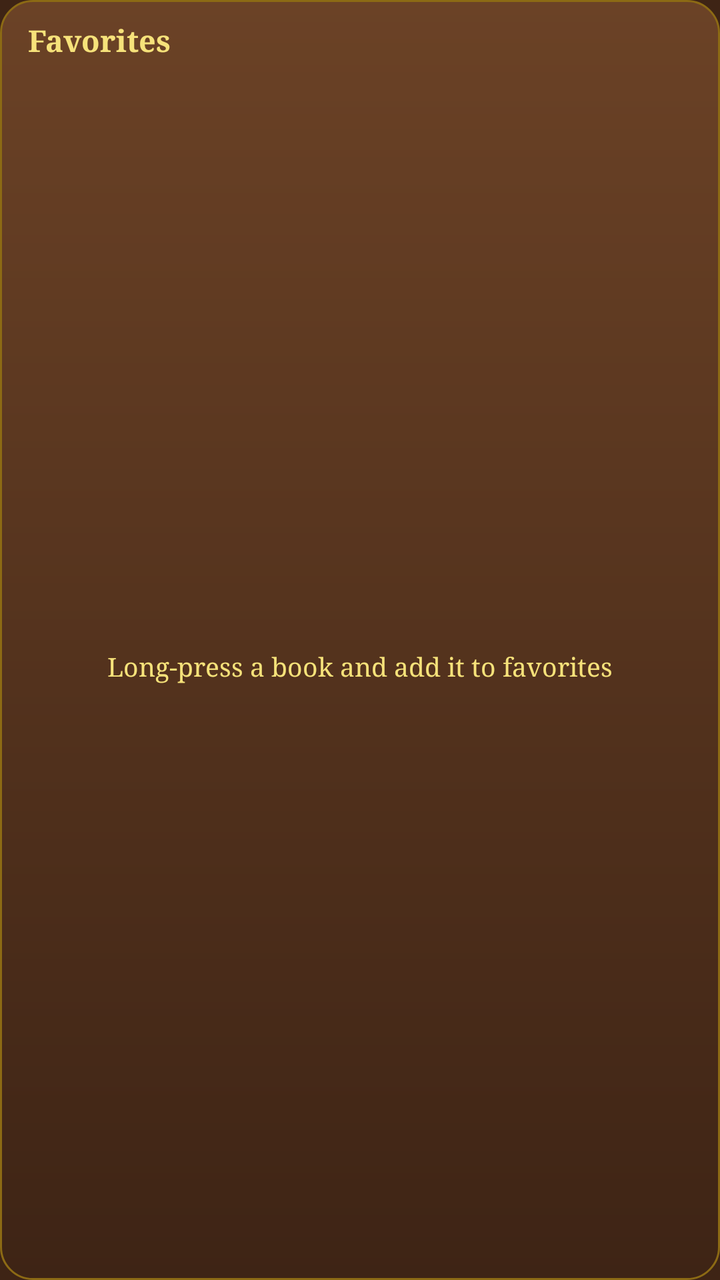
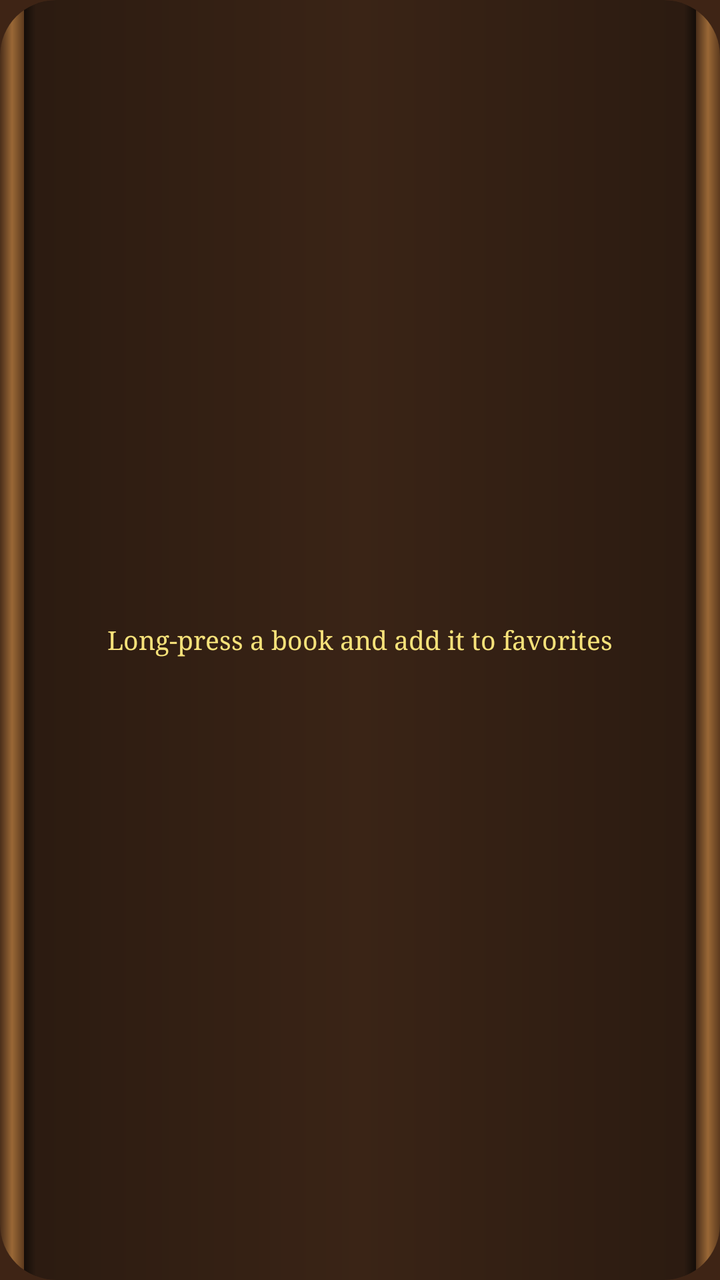

Compare the two renders of this Android layout. The source of the first and the diff that turns it into the second are given below.
<!-- AndroidManifest.xml: application theme Theme.Ready -->
<!-- res/layout/widget_favorites.xml -->
<?xml version="1.0" encoding="utf-8"?>
<LinearLayout xmlns:android="http://schemas.android.com/apk/res/android"
    android:layout_width="match_parent"
    android:layout_height="match_parent"
    android:background="@drawable/widget_bg"
    android:orientation="vertical"
    android:padding="10dp">

    <TextView
        android:id="@+id/header"
        android:layout_width="match_parent"
        android:layout_height="wrap_content"
        android:fontFamily="serif"
        android:paddingBottom="6dp"
        android:paddingEnd="4dp"
        android:paddingStart="4dp"
        android:text="@string/favorites"
        android:textColor="@color/gold_light"
        android:textSize="15sp"
        android:textStyle="bold" />

    <FrameLayout
        android:layout_width="match_parent"
        android:layout_height="0dp"
        android:layout_weight="1">

        <GridView
            android:id="@+id/grid"
            android:layout_width="match_parent"
            android:layout_height="match_parent"
            android:columnWidth="72dp"
            android:horizontalSpacing="8dp"
            android:numColumns="auto_fit"
            android:stretchMode="columnWidth"
            android:verticalSpacing="8dp" />

        <TextView
            android:id="@+id/empty"
            android:layout_width="match_parent"
            android:layout_height="match_parent"
            android:fontFamily="serif"
            android:gravity="center"
            android:text="@string/widget_empty"
            android:textColor="@color/gold_light"
            android:textSize="13sp" />
    </FrameLayout>
</LinearLayout>
<!-- resources referenced by this layout -->
<resources>
  <color name="gold_light">#FFF6E27A</color>
  <!-- drawable widget_bg (drawable) -->
  <?xml version="1.0" encoding="utf-8"?>
  <shape xmlns:android="http://schemas.android.com/apk/res/android">
      <corners android:radius="16dp" />
      <gradient
          android:angle="270"
          android:endColor="@color/wood_dark"
          android:startColor="@color/wood" />
      <stroke
          android:width="1dp"
          android:color="@color/gold_dark" />
  </shape>
  <string name="favorites">Favorites</string>
  <string name="widget_empty">Long-press a book and add it to favorites</string>
  <style name="Theme.Ready" parent="Theme.MaterialComponents.NoActionBar">
          <item name="colorPrimary">@color/gold</item>
          <item name="colorPrimaryVariant">@color/gold_dark</item>
          <item name="colorOnPrimary">@color/black</item>
          <item name="colorSecondary">@color/gold</item>
          <item name="colorSecondaryVariant">@color/gold_dark</item>
          <item name="colorOnSecondary">@color/black</item>
          <item name="android:windowBackground">@color/wood_dark</item>
      </style>
  <color name="wood_dark">#FF3E2415</color>
  <color name="wood">#FF6B4226</color>
  <color name="gold_dark">#FF8C6A14</color>
  <color name="gold">#FFD4AF37</color>
  <color name="black">#FF000000</color>
</resources>

<!-- the commit's change to res/layout/widget_favorites.xml (unified diff, before → after) -->
@@ -1,47 +1,49 @@
 <?xml version="1.0" encoding="utf-8"?>
-<LinearLayout xmlns:android="http://schemas.android.com/apk/res/android"
+<FrameLayout xmlns:android="http://schemas.android.com/apk/res/android"
+    xmlns:tools="http://schemas.android.com/tools"
+    android:id="@android:id/background"
     android:layout_width="match_parent"
     android:layout_height="match_parent"
     android:background="@drawable/widget_bg"
-    android:orientation="vertical"
-    android:padding="10dp">
+    android:clipToOutline="true"
+    tools:targetApi="31">
+
+    <ListView
+        android:id="@+id/shelves"
+        android:layout_width="match_parent"
+        android:layout_height="match_parent"
+        android:divider="@null"
+        android:dividerHeight="0dp"
+        android:listSelector="@android:color/transparent"
+        android:paddingEnd="11dp"
+        android:paddingStart="11dp"
+        android:scrollbars="none" />
 
     <TextView
-        android:id="@+id/header"
+        android:id="@+id/empty"
         android:layout_width="match_parent"
-        android:layout_height="wrap_content"
+        android:layout_height="match_parent"
         android:fontFamily="serif"
-        android:paddingBottom="6dp"
-        android:paddingEnd="4dp"
-        android:paddingStart="4dp"
-        android:text="@string/favorites"
+        android:gravity="center"
+        android:paddingEnd="20dp"
+        android:paddingStart="20dp"
+        android:text="@string/widget_empty"
         android:textColor="@color/gold_light"
-        android:textSize="15sp"
-        android:textStyle="bold" />
+        android:textSize="13sp" />
 
-    <FrameLayout
-        android:layout_width="match_parent"
-        android:layout_height="0dp"
-        android:layout_weight="1">
+    <ImageView
+        android:layout_width="18dp"
+        android:layout_height="match_parent"
+        android:layout_gravity="left"
+        android:background="@drawable/widget_post_left"
+        android:importantForAccessibility="no"
+        tools:ignore="RtlHardcoded" />
 
-        <GridView
-            android:id="@+id/grid"
-            android:layout_width="match_parent"
-            android:layout_height="match_parent"
-            android:columnWidth="72dp"
-            android:horizontalSpacing="8dp"
-            android:numColumns="auto_fit"
-            android:stretchMode="columnWidth"
-            android:verticalSpacing="8dp" />
-
-        <TextView
-            android:id="@+id/empty"
-            android:layout_width="match_parent"
-            android:layout_height="match_parent"
-            android:fontFamily="serif"
-            android:gravity="center"
-            android:text="@string/widget_empty"
-            android:textColor="@color/gold_light"
-            android:textSize="13sp" />
-    </FrameLayout>
-</LinearLayout>
+    <ImageView
+        android:layout_width="18dp"
+        android:layout_height="match_parent"
+        android:layout_gravity="right"
+        android:background="@drawable/widget_post_right"
+        android:importantForAccessibility="no"
+        tools:ignore="RtlHardcoded" />
+</FrameLayout>
<!-- resource entries referenced after the edit -->
@@ -4,16 +4,55 @@
   <!-- drawable widget_bg (drawable) -->
   <?xml version="1.0" encoding="utf-8"?>
   <shape xmlns:android="http://schemas.android.com/apk/res/android">
-      <corners android:radius="16dp" />
+      <corners android:radius="@dimen/widget_radius" />
       <gradient
-          android:angle="270"
-          android:endColor="@color/wood_dark"
-          android:startColor="@color/wood" />
-      <stroke
-          android:width="1dp"
-          android:color="@color/gold_dark" />
+          android:angle="0"
+          android:centerColor="@color/shelf_back_light"
+          android:endColor="@color/shelf_back"
+          android:startColor="@color/shelf_back" />
   </shape>
-  <string name="favorites">Favorites</string>
+  <!-- drawable widget_post_left (drawable) -->
+  <?xml version="1.0" encoding="utf-8"?>
+  <layer-list xmlns:android="http://schemas.android.com/apk/res/android">
+      <item android:right="6dp">
+          <shape>
+              <gradient
+                  android:angle="0"
+                  android:centerColor="#FF9A6836"
+                  android:endColor="#FF5C3A1E"
+                  android:startColor="#FF4A2E1A" />
+          </shape>
+      </item>
+      <item android:left="12dp">
+          <shape>
+              <gradient
+                  android:angle="0"
+                  android:endColor="#00000000"
+                  android:startColor="#88000000" />
+          </shape>
+      </item>
+  </layer-list>
+  <!-- drawable widget_post_right (drawable) -->
+  <?xml version="1.0" encoding="utf-8"?>
+  <layer-list xmlns:android="http://schemas.android.com/apk/res/android">
+      <item android:left="6dp">
+          <shape>
+              <gradient
+                  android:angle="0"
+                  android:centerColor="#FF9A6836"
+                  android:endColor="#FF5C3A1E"
+                  android:startColor="#FF4A2E1A" />
+          </shape>
+      </item>
+      <item android:right="12dp">
+          <shape>
+              <gradient
+                  android:angle="0"
+                  android:endColor="#88000000"
+                  android:startColor="#00000000" />
+          </shape>
+      </item>
+  </layer-list>
   <string name="widget_empty">Long-press a book and add it to favorites</string>
   <style name="Theme.Ready" parent="Theme.MaterialComponents.NoActionBar">
           <item name="colorPrimary">@color/gold</item>
@@ -24,8 +63,10 @@
           <item name="colorOnSecondary">@color/black</item>
           <item name="android:windowBackground">@color/wood_dark</item>
       </style>
+  <dimen name="widget_radius">0dp</dimen>
+  <color name="shelf_back_light">#FF3A2416</color>
+  <color name="shelf_back">#FF2A1A10</color>
   <color name="wood_dark">#FF3E2415</color>
-  <color name="wood">#FF6B4226</color>
   <color name="gold_dark">#FF8C6A14</color>
   <color name="gold">#FFD4AF37</color>
   <color name="black">#FF000000</color>
